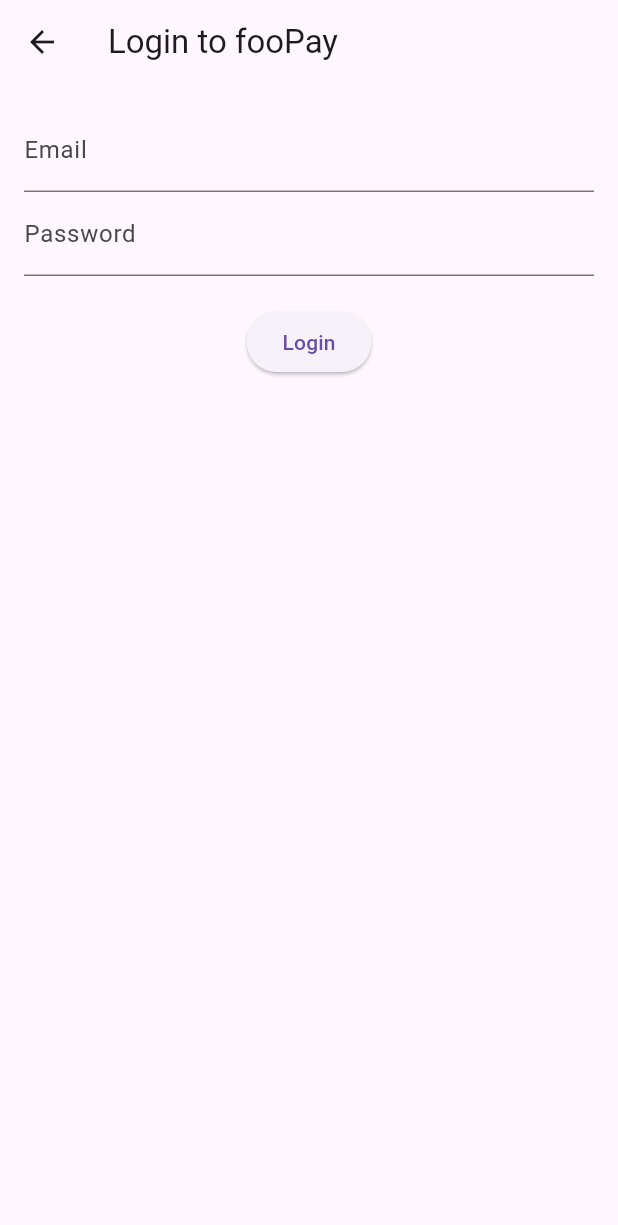
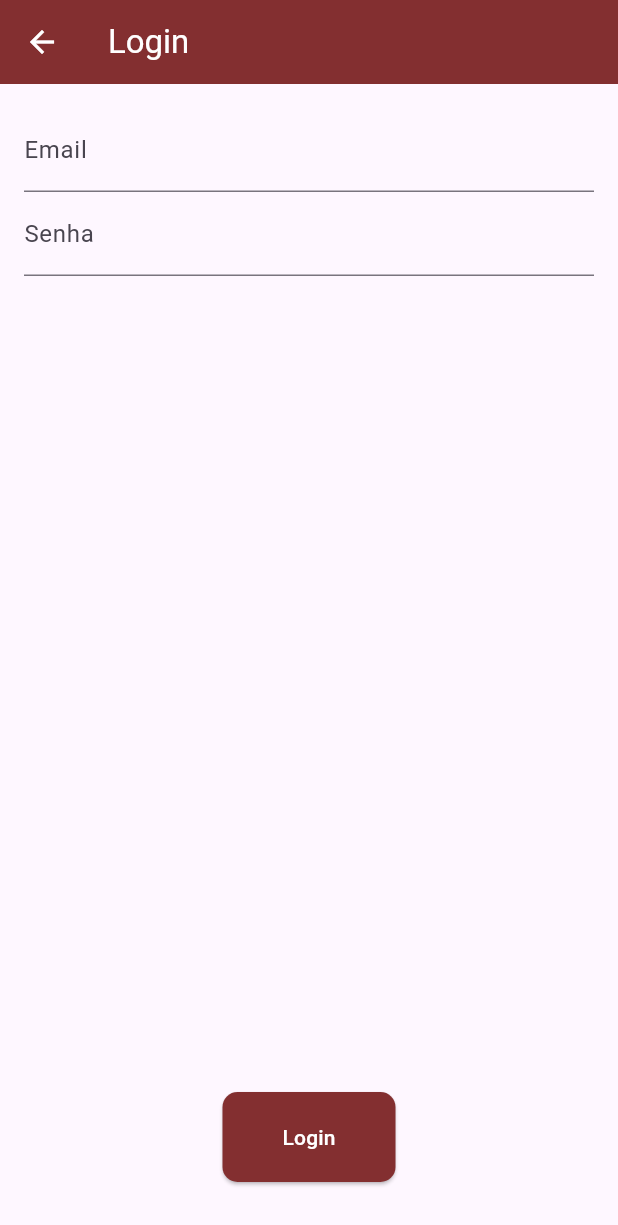
Before and after one commit to ArthurCandido/FP-APP, a Flutter app: the screen it shows after launch, after a tap on "Login com Email", on a phone screen of 412 x 824 dp. Shown: the top 1225 px of the screen. Run offline on Flutter 3.47's test engine with Material 3 defaults, Android fonts, the phone set to English and light mode, and no system bars.

Commit message:
initials adjusts

```diff
--- a/lib/main.dart
+++ b/lib/main.dart
@@ -1,9 +1,11 @@
 import 'package:flutter/material.dart';
 import 'screens/welcome_page/welcome_page.dart'; // Certifique-se de que este caminho está correto
 
-void main() => runApp(FooPayApp());
+void main() => runApp(const FooPayApp());
 
 class FooPayApp extends StatelessWidget {
+  const FooPayApp({super.key});
+
   @override
   Widget build(BuildContext context) {
     return MaterialApp(
@@ -12,6 +14,7 @@
         primarySwatch: Colors.blue,
       ),
       home: WelcomePage(),
+      debugShowCheckedModeBanner: false,
     );
   }
 }
--- a/lib/screens/login_page/login_page.dart
+++ b/lib/screens/login_page/login_page.dart
@@ -1,6 +1,8 @@
 import 'package:flutter/material.dart';
 
 class LoginPage extends StatefulWidget {
+  const LoginPage({super.key});
+
   @override
   _LoginPageState createState() => _LoginPageState();
 }
@@ -14,49 +16,78 @@
   Widget build(BuildContext context) {
     return Scaffold(
       appBar: AppBar(
-        title: Text('Login to fooPay'),
+        title: const Text(
+          'Login',
+          style: TextStyle(
+            color: Colors.white,
+          ),
+        ),
+        backgroundColor: const Color(0xFF832f30),
+        iconTheme: const IconThemeData(color: Colors.white),
       ),
       body: Padding(
         padding: const EdgeInsets.all(16.0),
-        child: Form(
+        child: Column(
+          mainAxisAlignment: MainAxisAlignment.spaceBetween,
+          children: <Widget>[
+            Form(
               key: _formKey,
               child: Column(
                 children: <Widget>[
                   TextFormField(
                     controller: _emailController,
-                decoration: InputDecoration(labelText: 'Email'),
+                    decoration: const InputDecoration(labelText: 'Email'),
                     validator: (value) {
                       if (value == null || value.isEmpty) {
-                    return 'Please enter your email';
+                        return 'Insira seu email';
                       }
                       return null;
                     },
                   ),
                   TextFormField(
                     controller: _passwordController,
-                decoration: InputDecoration(labelText: 'Password'),
+                    decoration: const InputDecoration(labelText: 'Senha'),
                     obscureText: true,
                     validator: (value) {
                       if (value == null || value.isEmpty) {
-                    return 'Please enter your password';
+                        return 'Insira sua senha';
                       }
                       return null;
                     },
                   ),
-              SizedBox(height: 20),
-              ElevatedButton(
+                  const SizedBox(height: 20),
+                ],
+              ),
+            ),
+            Align(
+              alignment: Alignment.bottomCenter,
+              child: Padding(
+                padding: const EdgeInsets.all(20.0),
+                child: ElevatedButton(
                   onPressed: () {
                     if (_formKey.currentState!.validate()) {
                       // Process login
                       ScaffoldMessenger.of(context).showSnackBar(
-                      SnackBar(content: Text('Logging in...')),
+                        const SnackBar(content: Text('Logging in...')),
                       );
                     }
                   },
-                child: Text('Login'),
+                  style: ElevatedButton.styleFrom(
+                    backgroundColor: const Color(0xFF832f30),
+                    padding: const EdgeInsets.symmetric(
+                        horizontal: 40, vertical: 20),
+                    shape: RoundedRectangleBorder(
+                      borderRadius: BorderRadius.circular(10),
+                    ),
+                  ),
+                  child: const Text(
+                    'Login',
+                    style: TextStyle(color: Colors.white),
+                  ),
+                ),
+              ),
             ),
           ],
-          ),
         ),
       ),
     );
--- a/lib/screens/welcome_page/welcome_page.dart
+++ b/lib/screens/welcome_page/welcome_page.dart
@@ -2,30 +2,62 @@
 import 'package:fp_app/screens/login_page/login_page.dart'; // Certifique-se de que este caminho está correto
 
 class WelcomePage extends StatelessWidget {
+  const WelcomePage({super.key});
+
   @override
   Widget build(BuildContext context) {
     return Scaffold(
       appBar: AppBar(
-        title: Text('Welcome to fooPay'),
+        title: const Text(
+          'Bem-vindo ao FooPay',
+          style: TextStyle(
+            color: Colors.white,
           ),
-      body: Center(
+        ),
+        backgroundColor: const Color(0xFF832f30),
+        centerTitle: true,
+      ),
+      body: Stack(
+        children: <Widget>[
+          Container(
+            color: Colors.white,
+          ),
+          Center(
             child: Column(
               mainAxisAlignment: MainAxisAlignment.center,
               children: <Widget>[
-            Image.asset(
-                'assets/images/FPlogo.png'), // Substitua pelo caminho da sua imagem
-            SizedBox(height: 20),
-            ElevatedButton(
+                Image.asset('assets/images/FPlogo.png'),
+                const SizedBox(height: 20),
+              ],
+            ),
+          ),
+          Align(
+            alignment: Alignment.bottomCenter,
+            child: Padding(
+              padding: const EdgeInsets.all(20.0),
+              child: ElevatedButton(
                 onPressed: () {
                   Navigator.push(
                     context,
                     MaterialPageRoute(builder: (context) => LoginPage()),
                   );
                 },
-              child: Text('Login com Email'),
+                style: ElevatedButton.styleFrom(
+                  backgroundColor: const Color(0xFF832f30),
+                  padding:
+                      const EdgeInsets.symmetric(horizontal: 40, vertical: 20),
+                  shape: RoundedRectangleBorder(
+                    borderRadius: BorderRadius.circular(10),
+                  ),
+                ),
+                child: const Text(
+                  'Login com Email',
+                  style: TextStyle(color: Colors.white),
+                ),
+              ),
+            ),
           ),
         ],
-        ),
       ),
     );
   }
```
Lines whose indentation alone changed are shown as unchanged.
